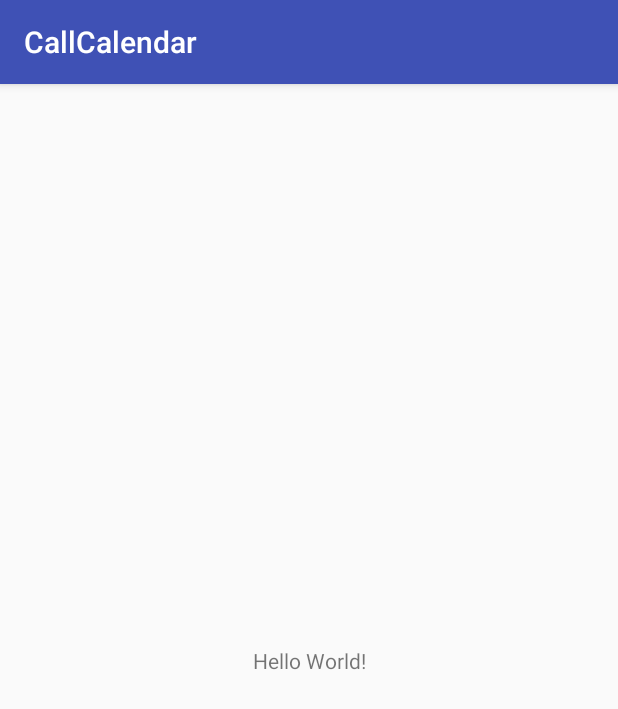
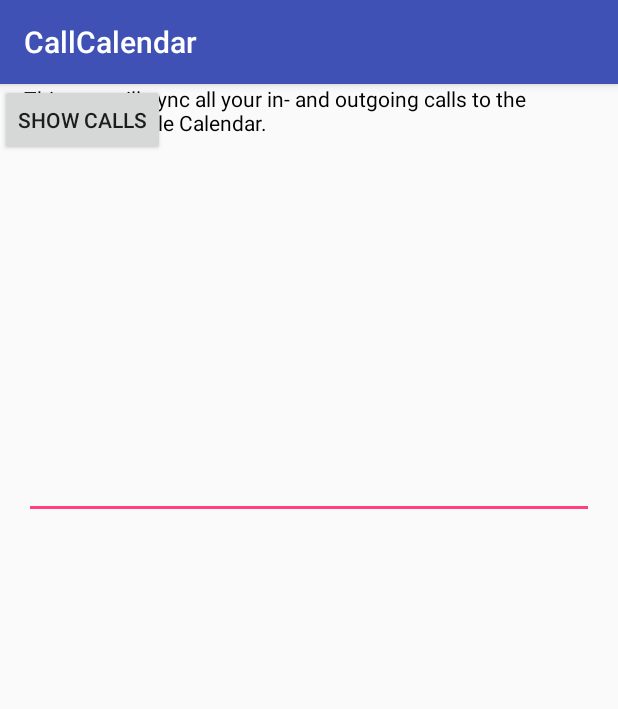
Before and after one commit to stroebjo/android-callcalendar, an Android app: the screen it shows after launch (MainActivity), on a phone screen of 412 x 824 dp. Shown: the top 709 px of the screen. Run offline under Robolectric (Android 15) with nearby library versions, the phone set to English and light mode, and no system bars.

Commit message:
get call log

```diff
--- a/app/src/main/AndroidManifest.xml
+++ b/app/src/main/AndroidManifest.xml
@@ -1,6 +1,8 @@
 <?xml version="1.0" encoding="utf-8"?>
 <manifest xmlns:android="http://schemas.android.com/apk/res/android"
     package="de.jonathanstroebele.callcalendar">
+
+    <uses-permission android:name="android.permission.READ_CALL_LOG" />
 
     <application
         android:allowBackup="true"
--- a/app/src/main/res/layout/activity_main.xml
+++ b/app/src/main/res/layout/activity_main.xml
@@ -7,12 +7,36 @@
     tools:context=".MainActivity">
 
     <TextView
+        android:id="@+id/textView"
+        android:layout_width="0dp"
+        android:layout_height="wrap_content"
+        android:layout_marginEnd="16dp"
+        android:layout_marginStart="16dp"
+        android:text="This app will sync all your in- and outgoing calls to the selected Google Calendar."
+        android:textColor="@android:color/black"
+        app:layout_constraintEnd_toEndOf="parent"
+        app:layout_constraintStart_toStartOf="parent"
+        tools:layout_editor_absoluteY="16dp" />
+
+    <Button
+        android:id="@+id/button"
         android:layout_width="wrap_content"
         android:layout_height="wrap_content"
-        android:text="Hello World!"
-        app:layout_constraintBottom_toBottomOf="parent"
-        app:layout_constraintLeft_toLeftOf="parent"
-        app:layout_constraintRight_toRightOf="parent"
-        app:layout_constraintTop_toTopOf="parent" />
+        android:onClick="sendMessage"
+        android:text="Show calls"
+        tools:layout_editor_absoluteX="16dp"
+        tools:layout_editor_absoluteY="68dp" />
+
+    <EditText
+        android:id="@+id/editText4"
+        android:layout_width="0dp"
+        android:layout_height="290dp"
+        android:layout_marginEnd="16dp"
+        android:layout_marginStart="16dp"
+        android:ems="10"
+        android:inputType="textMultiLine"
+        app:layout_constraintEnd_toEndOf="parent"
+        app:layout_constraintStart_toStartOf="parent"
+        tools:layout_editor_absoluteY="131dp" />
 
 </android.support.constraint.ConstraintLayout>
```
Also changed, not shown: app/src/main/java/de/jonathanstroebele/callcalendar/MainActivity.java (+101 -0 lines).
